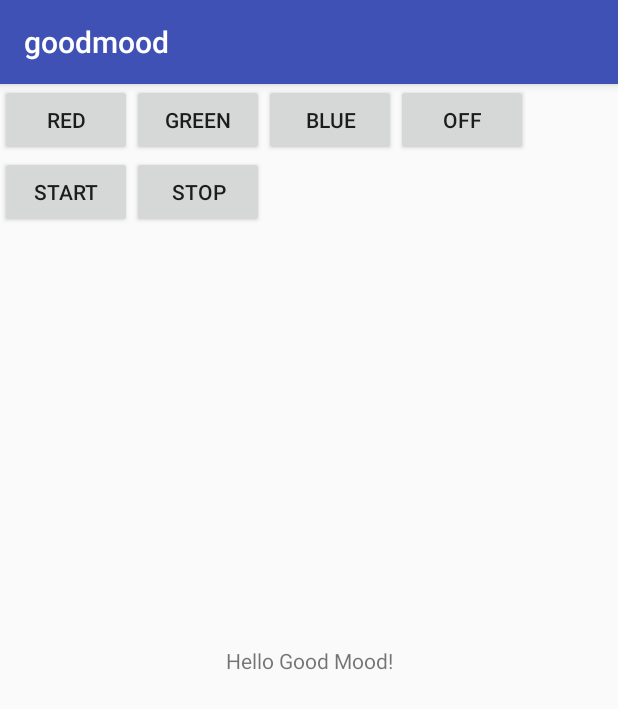
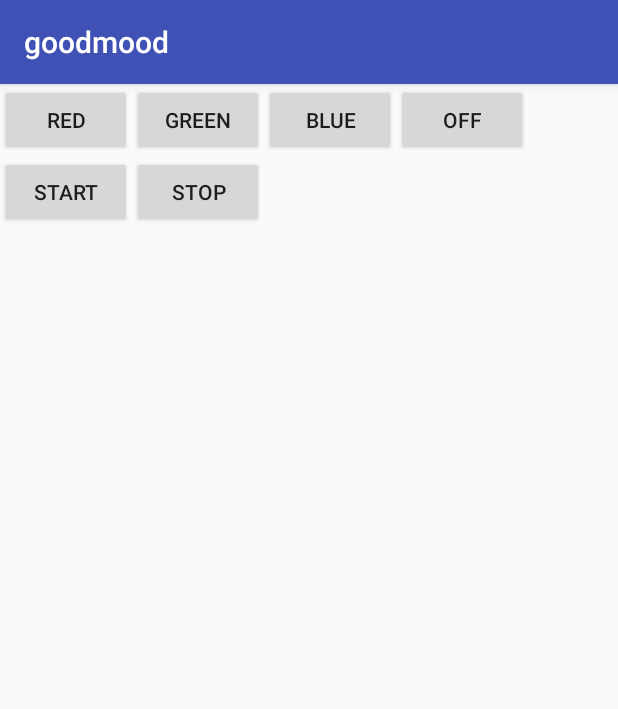
Before and after one commit to vvtyutin/goodmood, an Android app: the screen it shows after launch (MainActivity), after a tap on "START", on a phone screen of 412 x 824 dp. Shown: the top 709 px of the screen. Run offline under Robolectric (Android 15) with nearby library versions, the light colour scheme and no system bars; 1 statement that could not run was skipped.

Commit message:
display speech text

```diff
--- a/app/src/main/java/com/harman/goodmood/MainActivity.java
+++ b/app/src/main/java/com/harman/goodmood/MainActivity.java
@@ -4,6 +4,7 @@ import android.os.Bundle;
 import android.support.v7.app.AppCompatActivity;
 import android.util.Log;
 import android.view.View;
+import android.widget.TextView;
 
 import com.harman.goodmood.mqtt.SmartBulbManager;
 import com.harman.goodmood.recognizer.SpeachRecognizerListener;
@@ -16,6 +17,8 @@ public class MainActivity extends AppCompatActivity implements SpeachRecognizerL
     private SmartBulbManager mBulbManager;
     private SpeachRecognizerManager mSpeachManager;
 
+    private TextView mSpeachTextView;
+
     @Override
     protected void onCreate(Bundle savedInstanceState) {
         super.onCreate(savedInstanceState);
@@ -24,6 +27,8 @@ public class MainActivity extends AppCompatActivity implements SpeachRecognizerL
         mBulbManager = SmartBulbManager.getInstance(this);
         mSpeachManager = SpeachRecognizerManager.getInstance(this);
         mSpeachManager.addListener(this);
+
+        mSpeachTextView = (TextView) findViewById(R.id.commandText);
 
         findViewById(R.id.redButton).setOnClickListener(new View.OnClickListener() {
             @Override
@@ -64,6 +69,7 @@ public class MainActivity extends AppCompatActivity implements SpeachRecognizerL
         findViewById(R.id.stopButton).setOnClickListener(new View.OnClickListener() {
             @Override
             public void onClick(View view) {
+                mSpeachTextView.setText("");
                 mSpeachManager.stopListening();
             }
         });
@@ -71,6 +77,7 @@ public class MainActivity extends AppCompatActivity implements SpeachRecognizerL
         findViewById(R.id.startButton).setOnClickListener(new View.OnClickListener() {
             @Override
             public void onClick(View view) {
+                mSpeachTextView.setText("");
                 mSpeachManager.startListening();
             }
         });
@@ -98,6 +105,7 @@ public class MainActivity extends AppCompatActivity implements SpeachRecognizerL
 
     @Override
     public void onPartialResult(String text) {
+        mSpeachTextView.setText(text);
         if (text.startsWith("set color")) {
             boolean isExecuted = false;
             String[] components = text.split(" ");
```
